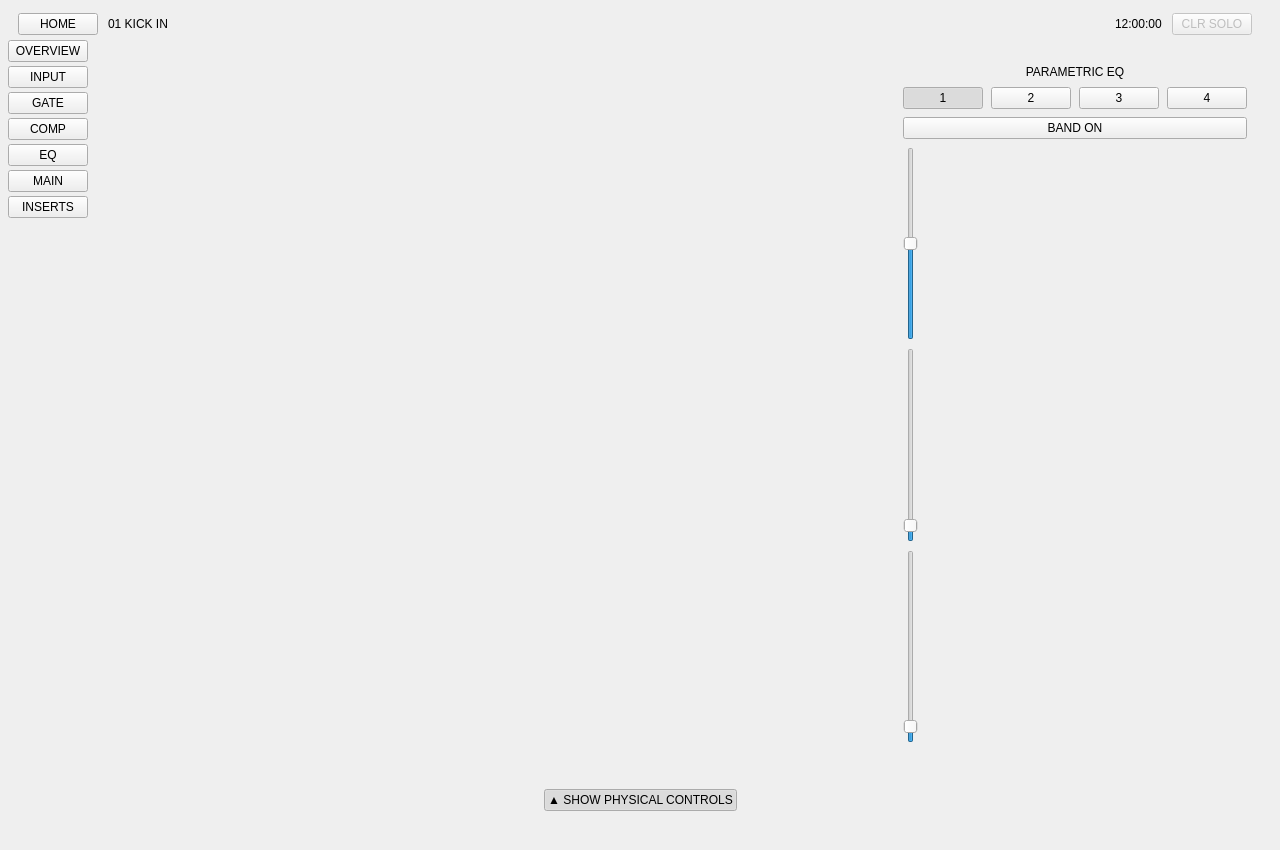
Above: software/qt-demo/forms/mainwindow.ui from OpenMixerProject/OpenWING before the change. Below: the same form after it.
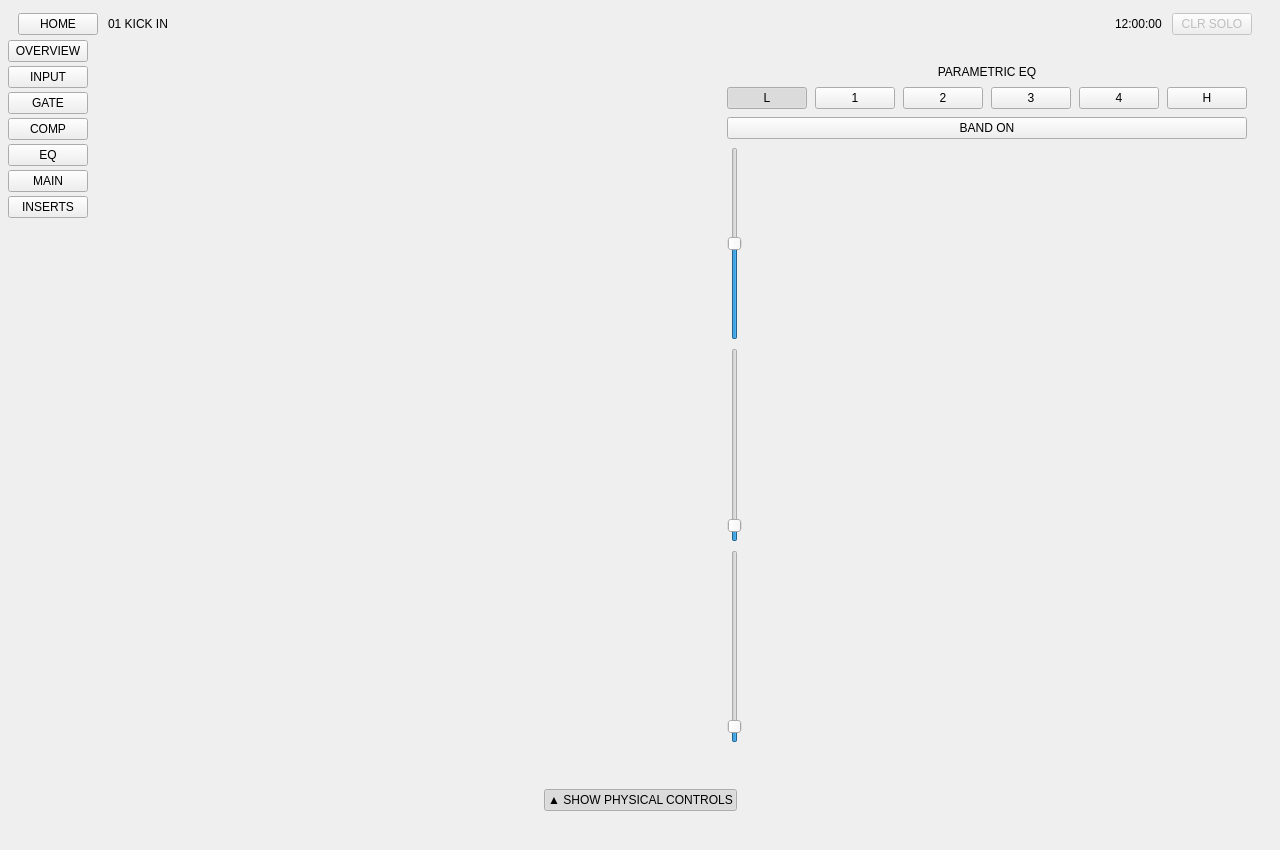
That is the form after the change. The open tabs and pages were chosen to show the change. Custom widgets are drawn as their Qt base class.

Patch:
```diff
--- a/software/qt-demo/forms/mainwindow.ui
+++ b/software/qt-demo/forms/mainwindow.ui
@@ -1711,7 +1711,7 @@
                       <item>
                        <widget class="QPushButton" name="eqBandBtn0">
                         <property name="text">
-                         <string>1</string>
+                         <string>L</string>
                         </property>
                         <property name="checkable">
                          <bool>true</bool>
@@ -1727,7 +1727,7 @@
                       <item>
                        <widget class="QPushButton" name="eqBandBtn1">
                         <property name="text">
-                         <string>2</string>
+                         <string>1</string>
                         </property>
                         <property name="checkable">
                          <bool>true</bool>
@@ -1740,7 +1740,7 @@
                       <item>
                        <widget class="QPushButton" name="eqBandBtn2">
                         <property name="text">
-                         <string>3</string>
+                         <string>2</string>
                         </property>
                         <property name="checkable">
                          <bool>true</bool>
@@ -1753,6 +1753,19 @@
                       <item>
                        <widget class="QPushButton" name="eqBandBtn3">
                         <property name="text">
+                         <string>3</string>
+                        </property>
+                        <property name="checkable">
+                         <bool>true</bool>
+                        </property>
+                        <property name="cls" stdset="0">
+                         <string>EqBandSelectBtn</string>
+                        </property>
+                       </widget>
+                      </item>
+                      <item>
+                       <widget class="QPushButton" name="eqBandBtn4">
+                        <property name="text">
                          <string>4</string>
                         </property>
                         <property name="checkable">
@@ -1763,6 +1776,19 @@
                         </property>
                        </widget>
                       </item>
+                      <item>
+                       <widget class="QPushButton" name="eqBandBtnH">
+                        <property name="text">
+                         <string>H</string>
+                        </property>
+                        <property name="checkable">
+                         <bool>true</bool>
+                        </property>
+                        <property name="cls" stdset="0">
+                         <string>EqBandSelectBtn</string>
+                        </property>
+                       </widget>
+                      </item>
                      </layout>
                     </item>
                     <item>
```
Left out of the diff: 2 changed lines with no effect on the pictures.
